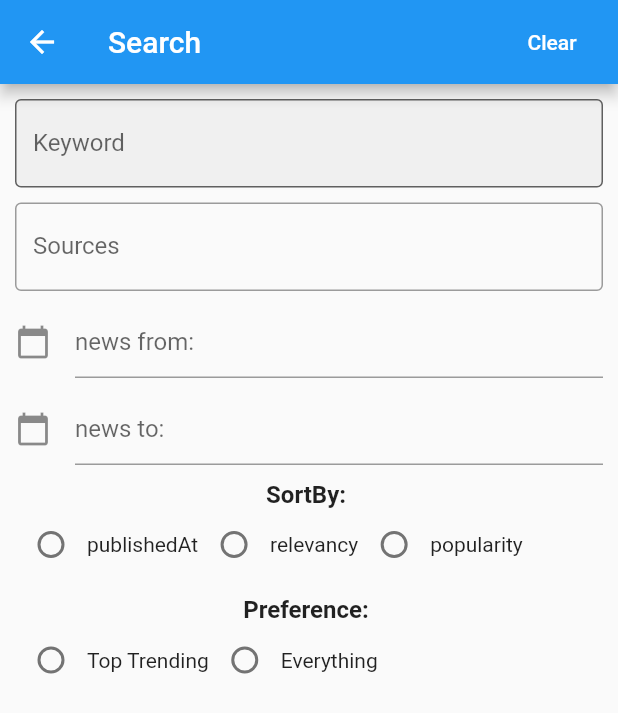
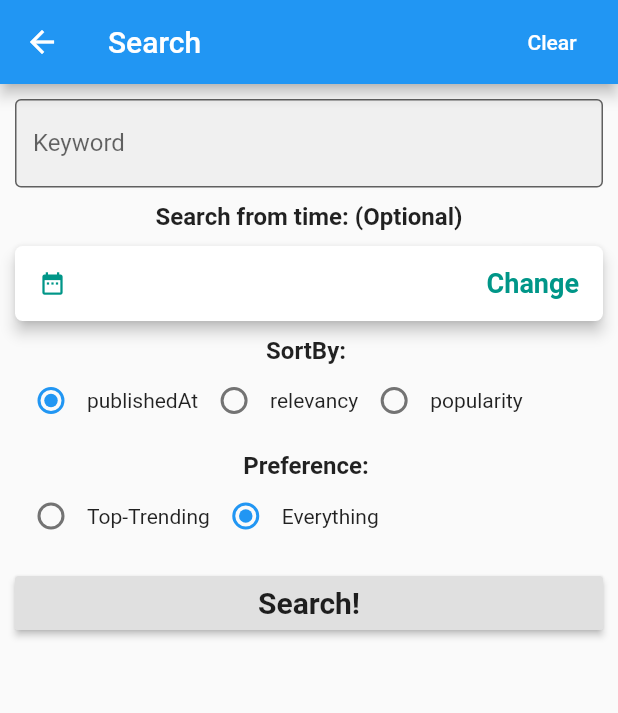
Before and after one commit to tcf150/Instant-News, a Flutter app: the screen it shows after launch, after a tap on the "search" icon, on a phone screen of 412 x 824 dp. Shown: the top 713 px of the screen. Run offline on Flutter 3.47's test engine with Material 2 defaults, Android fonts, the phone set to English and light mode, and no system bars; our stand-ins replace dio, flutter_datetime_picker, rxdart; network calls fail.

Commit message:
Search function

```diff
--- a/instant_news/lib/main.dart
+++ b/instant_news/lib/main.dart
@@ -1,6 +1,7 @@
 import 'package:flutter/material.dart';
 import 'package:instant_news/NewsBloc.dart';
 import 'package:instant_news/model/Article.dart';
+import 'package:instant_news/model/SearchRequest.dart';
 import 'package:instant_news/search.dart';
 import 'package:instant_news/view/ArticleListView.dart';
 
@@ -35,6 +36,12 @@ class _MyHomePageState extends State<MyHomePage> {
     newsBloc.getTrending();
   }
 
+  _navigateToSearch(BuildContext context) async {
+    final result = await Navigator.push(context, MaterialPageRoute(builder: (context) => SearchPage()));
+    final SearchRequest request = result as SearchRequest;
+    newsBloc.getEverything(request);
+  }
+
   @override
   Widget build(BuildContext context) {
     return StreamBuilder<List<Article>>(
@@ -46,7 +53,7 @@ class _MyHomePageState extends State<MyHomePage> {
               actions: <Widget>[
                 IconButton(
                   onPressed: () {
-                    Navigator.push(context, MaterialPageRoute(builder: (context) => SearchPage()));
+                    _navigateToSearch(context);
                   },
                   icon: Icon(
                     Icons.search,
--- a/instant_news/lib/search.dart
+++ b/instant_news/lib/search.dart
@@ -1,5 +1,7 @@
 import 'package:flutter/cupertino.dart';
 import 'package:flutter/material.dart';
+import 'package:flutter_datetime_picker/flutter_datetime_picker.dart';
+import 'package:instant_news/model/SearchRequest.dart';
 
 class SearchPage extends StatefulWidget {
   @override
@@ -7,13 +9,27 @@ class SearchPage extends StatefulWidget {
 }
 
 class SearchState extends State<StatefulWidget> {
-  final keywordField = TextField(
+
+  @override
+  void initState() {
+    setState(() {
+      _sortBy = "publishedAt";
+      _preference = "Everything";
+    });
+    super.initState();
+  }
+
+  final _keywordController = TextEditingController();
+  TextField buildKeywordTextField() {
+    return TextField(
+      controller: _keywordController,
       decoration: InputDecoration(
           labelText: "Keyword",
           hintText: "Input search keywords",
           filled: true,
           border: OutlineInputBorder()),
     );
+  }
 
   // multi options for source
   final sourcesField = TextField(
@@ -28,77 +44,142 @@ class SearchState extends State<StatefulWidget> {
     },
   );
 
-  final fromField = TextField(
-    decoration: InputDecoration(
-      icon: Icon(Icons.calendar_today),
-      hintText: "news from: ",
-      filled: false,
+  String _date = "";
+  final fromTimeLabel = Text("Search from time: (Optional)",
+      style: TextStyle(fontSize: 16, fontWeight: FontWeight.bold));
+
+  Container buildDateTimePicker() {
+    return Container(
+      child: Column(
+        mainAxisSize: MainAxisSize.max,
+        mainAxisAlignment: MainAxisAlignment.center,
+        children: <Widget>[
+          RaisedButton(
+            shape: RoundedRectangleBorder(
+                borderRadius: BorderRadius.circular(5.0)),
+            elevation: 4.0,
+            onPressed: () {
+              DatePicker.showDatePicker(
+                  context, theme: DatePickerTheme(containerHeight: 200),
+                  showTitleActions: true,
+                  onConfirm: (date) {
+                    _date = '${date.year}-${date.month}-${date.day}';
+                    setState(() {});
+                  },
+                  currentTime: DateTime.now(),
+                  locale: LocaleType.en);
+            },
+            child: Container(
+              alignment: Alignment.center,
+              height: 50.0,
+              child: Row(
+                mainAxisAlignment: MainAxisAlignment.spaceBetween,
+                children: <Widget>[
+                  Row(
+                    children: <Widget>[
+                      Container(
+                        child: Row(
+                          children: <Widget>[
+                            Icon(
+                              Icons.date_range,
+                              size: 18.0,
+                              color: Colors.teal,
                             ),
-    onTap: () {
-      //TODO open date time picker
-    },
+                            Text(
+                              " $_date",
+                              style: TextStyle(
+                                  color: Colors.teal,
+                                  fontWeight: FontWeight.bold,
+                                  fontSize: 18.0),
+                            ),
+                          ],
+                        ),
+                      )
+                    ],
+                  ),
+                  Text(
+                    "  Change",
+                    style: TextStyle(
+                        color: Colors.teal,
+                        fontWeight: FontWeight.bold,
+                        fontSize: 18.0),
+                  ),
+                ],
+              ),
+            ),
+            color: Colors.white,
+          )
+        ],
+      ),
     );
+  }
 
-  final toField = TextField(
-    decoration: InputDecoration(
-      icon: Icon(Icons.calendar_today),
-      hintText: "news to: ",
-      filled: false,
-    ),
-    onTap: () {
-      //TODO open date time picker
-    },
-  );
 
+  String _sortBy = "publishedAt";
   final sortByLabel = Text("SortBy: ",
       style: TextStyle(fontSize: 16, fontWeight: FontWeight.bold));
 
-  // Single option for sort
-  final sortByField = Row(
+  Row buildSortByRow() {
+    return Row(
       mainAxisAlignment: MainAxisAlignment.start,
       children: <Widget>[
         Radio(
-        value: 1,
-        groupValue: "groupvalue1",
-        onChanged: (val) {},
+          value: "publishedAt",
+          groupValue: _sortBy,
+          onChanged: _sortByRadioButtonChanges,
         ),
         Text("publishedAt"),
         Radio(
-        value: 2,
-        groupValue: "groupvalue2",
-        onChanged: (val) {},
+          value: "relevancy",
+          groupValue: _sortBy,
+          onChanged: _sortByRadioButtonChanges,
         ),
         Text("relevancy"),
         Radio(
-        value: 1,
-        groupValue: "groupvalue3",
-        onChanged: (val) {},
+          value: "popularity",
+          groupValue: _sortBy,
+          onChanged: _sortByRadioButtonChanges,
         ),
         Text("popularity"),
       ],
     );
+  }
+
+  void _sortByRadioButtonChanges(String value) {
+    setState(() {
+      _sortBy = value;
+    });
+  }
 
   final preferenceLabel = Text("Preference: ",
       style: TextStyle(fontSize: 16, fontWeight: FontWeight.bold));
 
+  static String _preference = "test";
+
   // Single option for sort
-  final apiField = Row(
+  Row buildPreferenceRow() {
+    return Row(
       mainAxisAlignment: MainAxisAlignment.start,
       children: <Widget>[
         Radio(
-        value: 1,
-        groupValue: "Top Trending",
-        onChanged: (val) {},
+          value: "Top-Trending",
+          groupValue: _preference,
+          onChanged: (val) {
+            _preference = val;
+          },
         ),
-      Text("Top Trending"),
+        Text("Top-Trending"),
         Radio(
-        value: 2,
-        groupValue: "Everything",
-        onChanged: (val) {},
+          value: "Everything",
+          groupValue: _preference,
+          onChanged: (val) {
+            _preference = val;
+          },
         ),
         Text("Everything"),
       ],
     );
+  }
 
   @override
   Widget build(BuildContext context) {
@@ -119,35 +200,51 @@ class SearchState extends State<StatefulWidget> {
       body: Container(
         margin: EdgeInsets.all(10.0),
         child: Column(
+          mainAxisSize: MainAxisSize.max,
           children: <Widget>[
-              keywordField,
+            Column(
+              mainAxisSize: MainAxisSize.max,
+              children: <Widget>[
+                buildKeywordTextField(),
                 SizedBox(
                   height: 10,
                 ),
-              sourcesField,
+                fromTimeLabel,
                 SizedBox(
                   height: 10,
                 ),
-              fromField,
-              SizedBox(
-                height: 10,
-              ),
-              toField,
+                buildDateTimePicker(),
                 SizedBox(
                   height: 10,
                 ),
                 sortByLabel,
-              sortByField,
+                buildSortByRow(),
                 SizedBox(
                   height: 10,
                 ),
                 preferenceLabel,
-              apiField,
+                buildPreferenceRow(),
                 SizedBox(
                   height: 10,
                 ),
               ],
-          )),
+            ),
+            SizedBox(
+              width: double.infinity,
+              child: RaisedButton(
+                child: Text("Search!",
+                    style: TextStyle(
+                        fontSize: 20, fontWeight: FontWeight.bold)),
+                onPressed: () {
+                  Navigator.pop(context, SearchRequest(
+                      _keywordController.text, _date, _sortBy, _preference, "en"
+                  ));
+                },
+              ),
+            )
+          ],
+        ),
+      ),
     );
   }
 }
--- a/instant_news/pubspec.yaml
+++ b/instant_news/pubspec.yaml
@@ -29,6 +29,7 @@ dependencies:
   cupertino_icons: ^0.1.2
 
   pull_to_refresh: ^1.4.5
+  flutter_datetime_picker: 1.3.4
 
 dev_dependencies:
   flutter_test:
```
Also changed, not shown: instant_news/lib/NewsBloc.dart (+4 -20 lines), instant_news/lib/NewsRepository.dart (+8 -2 lines), instant_news/lib/api/NewsApi.dart (+3 -6 lines), instant_news/lib/model/SearchRequest.dart (added, +14 -0 lines). Lines whose indentation alone changed are shown as unchanged.
